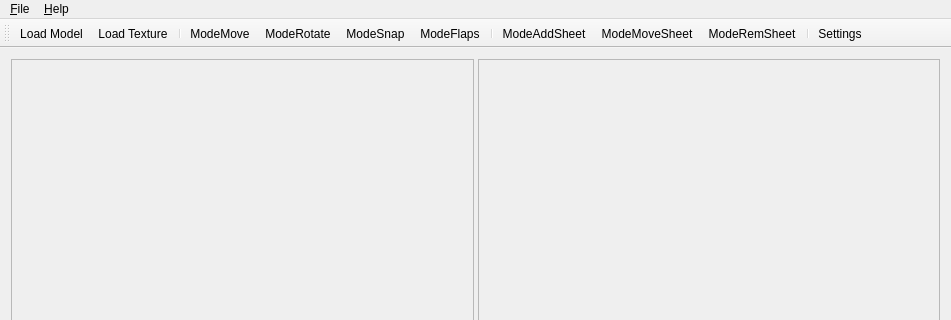
SeriousAlexej/Ivo, file interface/mainwindow.ui: the form before one commit; both pictures show x 0 to 951 and y 0 to 320 of the 951 by 632 pixel window.
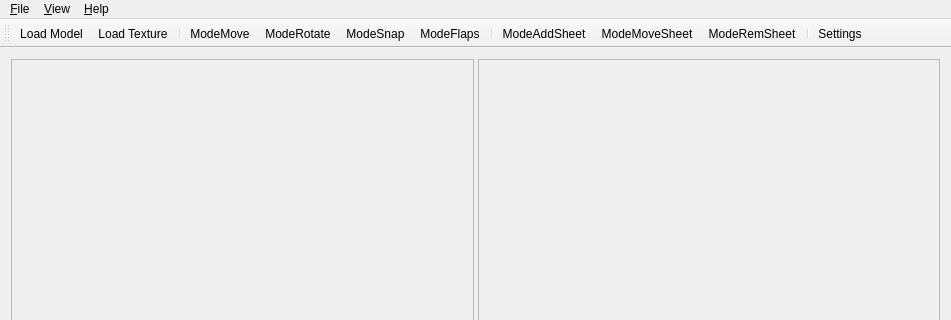
The form after the commit. Icons and pictures are not drawn.

The edit to the form file:
```diff
--- a/interface/mainwindow.ui
+++ b/interface/mainwindow.ui
@@ -81,7 +81,14 @@
     </property>
     <addaction name="actionAbout"/>
    </widget>
+   <widget class="QMenu" name="menuView">
+    <property name="title">
+     <string>&amp;View</string>
+    </property>
+    <addaction name="actionZoom_fit"/>
+   </widget>
    <addaction name="menuFile"/>
+   <addaction name="menuView"/>
    <addaction name="menuHelp"/>
   </widget>
   <widget class="QToolBar" name="toolBar">
```
Left out of the diff: 5 changed lines with no effect on the pictures.
